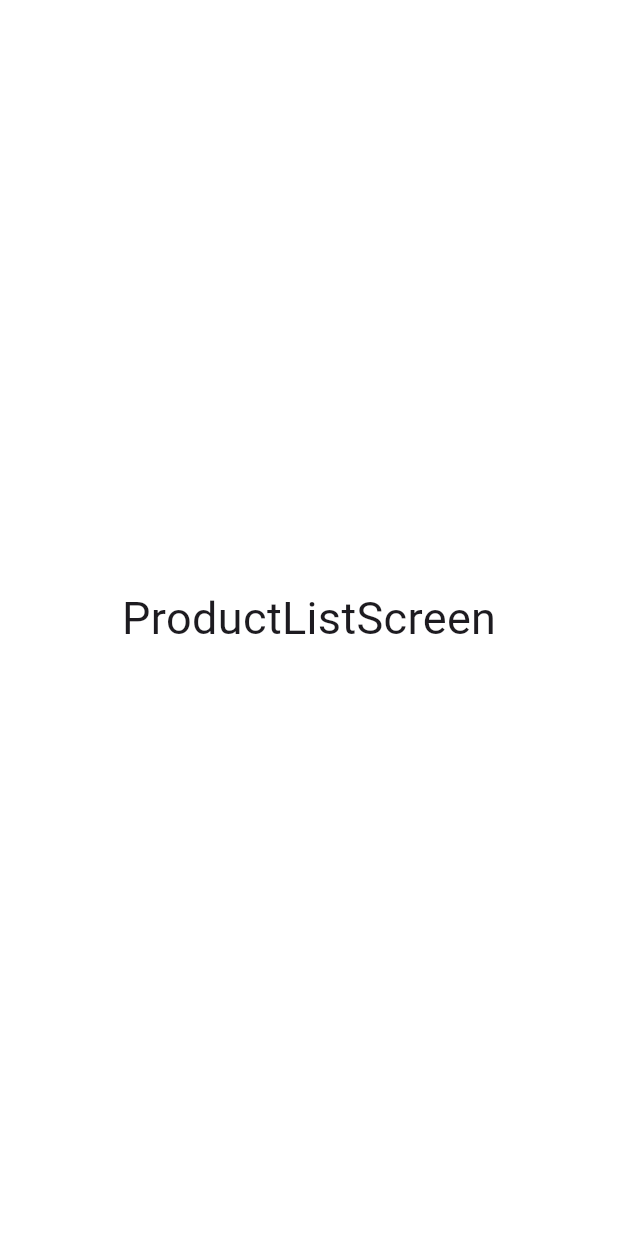
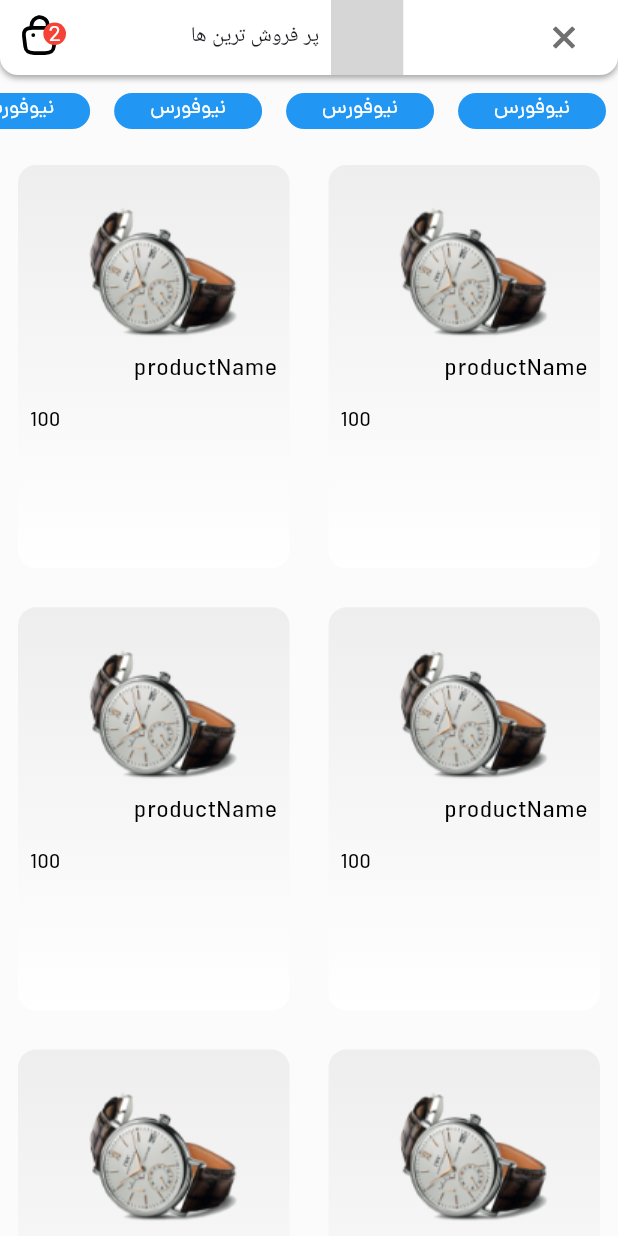
Before and after one commit to MasoudMaghsodi/watch_store, a Flutter app: the ProductListScreen screen opened directly, on a phone screen of 412 x 824 dp. Run offline on Flutter 3.47's test engine with Material 3 defaults, Android fonts, the phone set to English and light mode, and no system bars; our stand-ins replace carousel_slider, flutter_svg; grey boxes are pictures that could not be loaded.

Commit message:
complete product list screen ui

```diff
--- a/lib/main.dart
+++ b/lib/main.dart
@@ -1,7 +1,8 @@
 import 'package:flutter/material.dart';
 import 'package:watch_store/components/themes.dart';
 import 'package:watch_store/route/names.dart';
-import 'package:watch_store/route/routes.dart';
+import 'package:watch_store/screens/product_single_screen.dart';
+// import 'package:watch_store/route/routes.dart';
 
 void main() {
   runApp(const MyApp());
@@ -16,8 +17,9 @@ class MyApp extends StatelessWidget {
       debugShowCheckedModeBanner: false,
       title: "Watch Store",
       initialRoute: ScreenNames.root,
-      routes: routes,
+      // routes: routes,
       theme: lightTheme(),
+      home: const ProductSingleScreen(),
     );
   }
 }
--- a/lib/screens/product_list_screen.dart
+++ b/lib/screens/product_list_screen.dart
@@ -1,20 +1,153 @@
+import 'package:flutter/cupertino.dart';
 import 'package:flutter/material.dart';
+import 'package:flutter_svg/flutter_svg.dart';
+import 'package:watch_store/components/extention.dart';
+import 'package:watch_store/components/text_style.dart';
+import 'package:watch_store/gen/assets.gen.dart';
+import 'package:watch_store/res/colors.dart';
+import 'package:watch_store/res/dimens.dart';
+import 'package:watch_store/widgets/product_item.dart';
 
 class ProductListScreen extends StatelessWidget {
   const ProductListScreen({super.key});
 
   @override
   Widget build(BuildContext context) {
-    return Scaffold(
-      body: SafeArea(
-        child: Container(
-          color: Colors.white,
-          height: double.infinity,
-          width: double.infinity,
-          child: const Center(
-            child: Text(
-              "ProductListScreen",
-              style: TextStyle(fontSize: 30),
+    return SafeArea(
+      child: Scaffold(
+        appBar: CustomAppBar(
+          child: Row(
+            mainAxisAlignment: MainAxisAlignment.spaceBetween,
+            children: [
+              const CartBadge(
+                count: 2,
+              ),
+              Row(
+                children: [
+                  const Text("پر فروش ترین ها"),
+                  AppDimens.small.width,
+                  SvgPicture.asset(Assets.svg.sort),
+                ],
+              ),
+              IconButton(
+                onPressed: () {},
+                icon: SvgPicture.asset(
+                  Assets.svg.close,
+                ),
+              )
+            ],
+          ),
+        ),
+        body: const Column(
+          children: [
+            TagList(),
+            ProductGridView(),
+          ],
+        ),
+      ),
+    );
+  }
+}
+
+class CustomAppBar extends StatelessWidget implements PreferredSize {
+  const CustomAppBar({super.key, required this.child});
+
+  @override
+  final Widget child;
+
+  @override
+  Widget build(BuildContext context) {
+    return PreferredSize(
+      preferredSize: preferredSize,
+      child: Container(
+        height: preferredSize.height,
+        decoration: const BoxDecoration(
+          borderRadius: BorderRadius.only(
+            bottomLeft: Radius.circular(AppDimens.medium),
+            bottomRight: Radius.circular(AppDimens.medium),
+          ),
+          color: AppColors.appbar,
+          boxShadow: [
+            BoxShadow(
+              color: AppColors.shadow,
+              offset: Offset(0, 2),
+              blurRadius: 3,
+            ),
+          ],
+        ),
+        child: Padding(
+          padding: const EdgeInsets.symmetric(horizontal: AppDimens.medium),
+          child: child,
+        ),
+      ),
+    );
+  }
+
+  @override
+  Size get preferredSize => const Size.fromHeight(50);
+}
+
+class CartBadge extends StatelessWidget {
+  const CartBadge({super.key, this.count = 0});
+  final count;
+  @override
+  Widget build(BuildContext context) {
+    return Stack(
+      children: [
+        const SizedBox(
+          height: 32,
+          width: 32,
+        ),
+        SvgPicture.asset(
+          Assets.svg.cart,
+          colorFilter: const ColorFilter.mode(Colors.black, BlendMode.srcIn),
+        ),
+        Visibility(
+          visible: count > 0 ? true : false,
+          child: Positioned(
+            top: 0,
+            right: 0,
+            child: Container(
+              padding: const EdgeInsets.all(3.5),
+              decoration: const BoxDecoration(
+                shape: BoxShape.circle,
+                color: Colors.red,
+              ),
+              child: Text(
+                count.toString(),
+                style: const TextStyle(color: Colors.white),
+              ),
+            ),
+          ),
+        )
+      ],
+    );
+  }
+}
+
+class TagList extends StatelessWidget {
+  const TagList({super.key});
+
+  @override
+  Widget build(BuildContext context) {
+    return Padding(
+      padding: const EdgeInsets.symmetric(vertical: AppDimens.medium),
+      child: SizedBox(
+        height: 24,
+        child: ListView.builder(
+          reverse: true,
+          scrollDirection: Axis.horizontal,
+          itemCount: 10,
+          itemBuilder: (context, index) => Container(
+            padding: const EdgeInsets.symmetric(horizontal: AppDimens.large),
+            margin: const EdgeInsets.symmetric(horizontal: AppDimens.small),
+            decoration: BoxDecoration(
+              color: Colors.blue,
+              borderRadius: BorderRadius.circular(AppDimens.large),
+            ),
+            child: const Text(
+              "نیوفورس",
+              style: AppTextStyles.tagTitle,
             ),
           ),
         ),
@@ -22,3 +155,25 @@ class ProductListScreen extends StatelessWidget {
     );
   }
 }
+
+class ProductGridView extends StatelessWidget {
+  const ProductGridView({super.key});
+
+  @override
+  Widget build(BuildContext context) {
+    return Expanded(
+      child: GridView.builder(
+        gridDelegate: const SliverGridDelegateWithFixedCrossAxisCount(
+          crossAxisCount: 2,
+          mainAxisSpacing: 2,
+          crossAxisSpacing: 2,
+          childAspectRatio: 0.7,
+        ),
+        itemBuilder: (context, index) => const ProductItem(
+          productName: "productName",
+          productPrice: 100,
+        ),
+      ),
+    );
+  }
+}
```
